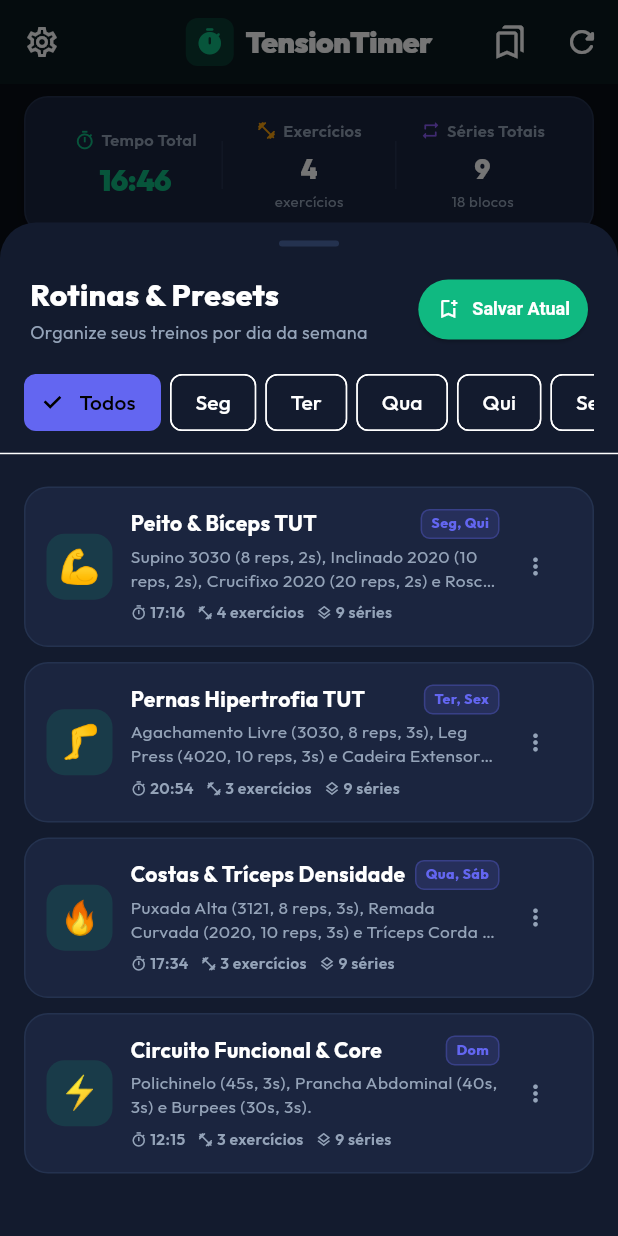
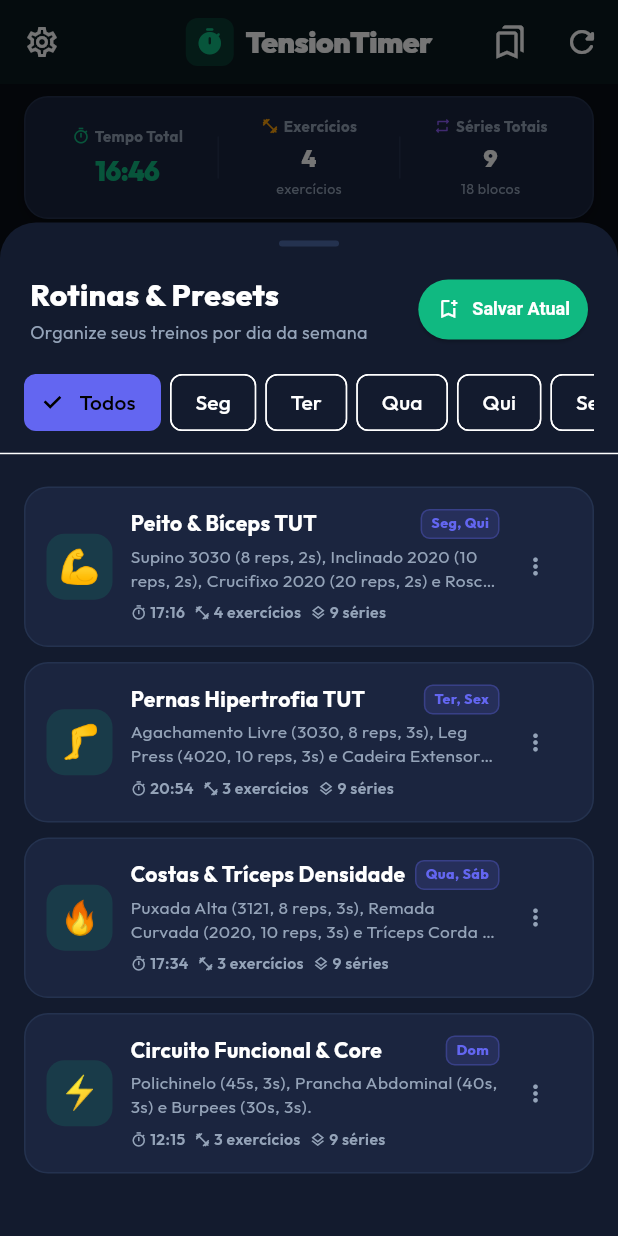
Before and after one commit to pcrsilva/tensortimer, a Flutter app: the screen it shows after launch, scrolled down 576 dp, after a tap on the "bookmarks" icon, on a phone screen of 412 x 824 dp. Run offline on Flutter 3.47's test engine with Material 3 defaults, Android fonts, the light colour scheme and no system bars; our stand-ins replace audioplayers, flutter_local_notifications, flutter_riverpod, google_fonts, shared_preferences, wakelock_plus.

Commit message:
fix(ui): prevenir RenderFlex overflows em DynamicSummaryBar, WeekdayScheduleBar e ExerciseCard em telas compactas

```diff
--- a/lib/features/workout_config/presentation/widgets/dynamic_summary_bar.dart
+++ b/lib/features/workout_config/presentation/widgets/dynamic_summary_bar.dart
@@ -13,7 +13,7 @@ class DynamicSummaryBar extends StatelessWidget {
     final isDark = Theme.of(context).brightness == Brightness.dark;
 
     return Container(
-      padding: const EdgeInsets.symmetric(horizontal: 16, vertical: 14),
+      padding: const EdgeInsets.symmetric(horizontal: 10, vertical: 12),
       decoration: BoxDecoration(
         color: isDark ? AppColors.darkCardElevated : Colors.white,
         borderRadius: BorderRadius.circular(16),
@@ -75,31 +75,40 @@ class DynamicSummaryBar extends StatelessWidget {
     final isDark = Theme.of(context).brightness == Brightness.dark;
 
     return Expanded(
+      child: Padding(
+        padding: const EdgeInsets.symmetric(horizontal: 2),
         child: Column(
           mainAxisSize: MainAxisSize.min,
           children: [
             Row(
               mainAxisAlignment: MainAxisAlignment.center,
+              mainAxisSize: MainAxisSize.min,
               children: [
-              Icon(icon, size: 14, color: iconColor),
-              const SizedBox(width: 4),
-              Text(
+                Icon(icon, size: 12, color: iconColor),
+                const SizedBox(width: 3),
+                Flexible(
+                  child: Text(
                     title,
                     style: TextStyle(
-                  fontSize: 11,
-                  fontWeight: FontWeight.w600,
-                  color: isDark ? AppColors.darkTextSecondary : AppColors.lightTextSecondary,
+                      fontSize: 10,
+                      fontWeight: FontWeight.w700,
+                      color: isDark
+                          ? AppColors.darkTextSecondary
+                          : AppColors.lightTextSecondary,
                     ),
                     maxLines: 1,
                     overflow: TextOverflow.ellipsis,
                   ),
+                ),
               ],
             ),
-          const SizedBox(height: 4),
-          Text(
+            const SizedBox(height: 3),
+            FittedBox(
+              fit: BoxFit.scaleDown,
+              child: Text(
                 value,
                 style: TextStyle(
-              fontSize: highlight ? 20 : 18,
+                  fontSize: highlight ? 18 : 16,
                   fontWeight: FontWeight.w900,
                   color: highlight
                       ? AppColors.brandPrimary
@@ -107,27 +116,35 @@ class DynamicSummaryBar extends StatelessWidget {
                   letterSpacing: -0.5,
                 ),
               ),
+            ),
             if (subtitle != null) ...[
               const SizedBox(height: 2),
-            Text(
+              FittedBox(
+                fit: BoxFit.scaleDown,
+                child: Text(
                   subtitle,
                   style: TextStyle(
-                fontSize: 10,
-                color: isDark ? AppColors.darkTextSecondary : AppColors.lightTextSecondary,
+                    fontSize: 9.5,
+                    color: isDark
+                        ? AppColors.darkTextSecondary
+                        : AppColors.lightTextSecondary,
                   ),
                   maxLines: 1,
                   overflow: TextOverflow.ellipsis,
                 ),
+              ),
             ],
           ],
+        ),
       ),
     );
   }
 
   Widget _buildDivider(bool isDark) {
     return Container(
-      height: 32,
+      height: 28,
       width: 1,
+      margin: const EdgeInsets.symmetric(horizontal: 2),
       color: isDark ? AppColors.darkBorder : AppColors.lightBorder,
     );
   }
--- a/lib/features/workout_config/presentation/widgets/exercise_card.dart
+++ b/lib/features/workout_config/presentation/widgets/exercise_card.dart
@@ -213,13 +213,17 @@ class _ExerciseCardState extends State<ExerciseCard> {
                         ),
                       ),
                       const SizedBox(width: 6),
-                      Text(
+                      Flexible(
+                        child: Text(
                           'Total: ${DurationFormatter.format(Duration(seconds: ex.totalDurationSeconds))}',
                           style: TextStyle(
                             fontSize: 11,
                             color: isDark
                                 ? AppColors.darkTextSecondary
                                 : AppColors.lightTextSecondary,
+                          ),
+                          maxLines: 1,
+                          overflow: TextOverflow.ellipsis,
                         ),
                       ),
                     ],
@@ -396,26 +400,32 @@ class _ExerciseCardState extends State<ExerciseCard> {
               color: isSelected ? selectedColor : Colors.grey,
             ),
             const SizedBox(width: 6),
-            Column(
+            Flexible(
+              child: Column(
                 crossAxisAlignment: CrossAxisAlignment.start,
                 mainAxisSize: MainAxisSize.min,
                 children: [
                   Text(
                     title,
                     style: TextStyle(
-                    fontSize: 12,
+                      fontSize: 11.5,
                       fontWeight: FontWeight.w800,
                       color: isSelected ? selectedColor : Colors.grey,
                     ),
+                    maxLines: 1,
+                    overflow: TextOverflow.ellipsis,
                   ),
                   Text(
                     subtitle,
                     style: TextStyle(
-                    fontSize: 9.5,
+                      fontSize: 9,
                       color: isSelected ? selectedColor.withValues(alpha: 0.8) : Colors.grey,
                     ),
+                    maxLines: 1,
+                    overflow: TextOverflow.ellipsis,
                   ),
                 ],
+              ),
             ),
           ],
         ),
@@ -625,19 +635,22 @@ class _ExerciseCardState extends State<ExerciseCard> {
               ),
             ),
             const SizedBox(height: 4),
-            Row(
+            FittedBox(
+              fit: BoxFit.scaleDown,
+              child: Row(
                 mainAxisAlignment: MainAxisAlignment.center,
+                mainAxisSize: MainAxisSize.min,
                 children: [
                   _buildSmallStepBtn(
                     icon: Icons.remove,
                     onTap: () => onChanged((seconds - 1).clamp(0, 30)),
                   ),
                   Padding(
-                  padding: const EdgeInsets.symmetric(horizontal: 4),
+                    padding: const EdgeInsets.symmetric(horizontal: 2),
                     child: Text(
                       '${seconds}s',
                       style: TextStyle(
-                      fontSize: 14,
+                        fontSize: 13.5,
                         fontWeight: FontWeight.w900,
                         color: color,
                       ),
@@ -648,6 +661,7 @@ class _ExerciseCardState extends State<ExerciseCard> {
                     onTap: () => onChanged((seconds + 1).clamp(0, 30)),
                   ),
                 ],
+              ),
             ),
           ],
         ),
@@ -839,6 +853,8 @@ class _ExerciseCardState extends State<ExerciseCard> {
                   fontWeight: FontWeight.w800,
                   color: isDark ? Colors.white : AppColors.lightTextPrimary,
                 ),
+                maxLines: 1,
+                overflow: TextOverflow.ellipsis,
               ),
               Text(
                 subtitle,
@@ -848,6 +864,8 @@ class _ExerciseCardState extends State<ExerciseCard> {
                       ? AppColors.darkTextSecondary
                       : AppColors.lightTextSecondary,
                 ),
+                maxLines: 1,
+                overflow: TextOverflow.ellipsis,
               ),
             ],
           ),
--- a/lib/features/workout_config/presentation/widgets/preset_selector_sheet.dart
+++ b/lib/features/workout_config/presentation/widgets/preset_selector_sheet.dart
@@ -283,16 +283,16 @@ class _PresetSelectorSheetState extends ConsumerState<PresetSelectorSheet> {
                     overflow: TextOverflow.ellipsis,
                   ),
                   const SizedBox(height: 6),
-                  Row(
+                  Wrap(
+                    spacing: 6,
+                    runSpacing: 4,
                     children: [
                       _buildMiniBadge(
                           Icons.timer_outlined, totalDurationStr, isDark),
-                      const SizedBox(width: 8),
                       _buildMiniBadge(
                           Icons.fitness_center_rounded,
                           '${cfg.totalExercises} ${cfg.totalExercises == 1 ? 'exercício' : 'exercícios'}',
                           isDark),
-                      const SizedBox(width: 8),
                       _buildMiniBadge(
                           Icons.layers_outlined, '${cfg.totalSets} séries', isDark),
                     ],
--- a/lib/features/workout_config/presentation/widgets/weekday_schedule_bar.dart
+++ b/lib/features/workout_config/presentation/widgets/weekday_schedule_bar.dart
@@ -64,13 +64,15 @@ class _WeekdayScheduleBarState extends State<WeekdayScheduleBar> {
               Row(
                 mainAxisAlignment: MainAxisAlignment.spaceBetween,
                 children: [
-                  Row(
+                  Expanded(
+                    child: Row(
                       children: [
                         const Icon(Icons.calendar_month_rounded,
-                          size: 16, color: AppColors.brandPrimary),
+                            size: 15, color: AppColors.brandPrimary),
                         const SizedBox(width: 6),
-                      Text(
-                        'CRONOGRAMA SEMANAL DE TREINO',
+                        Flexible(
+                          child: Text(
+                            'CRONOGRAMA SEMANAL',
                             style: TextStyle(
                               fontSize: 11,
                               fontWeight: FontWeight.w800,
@@ -79,10 +81,15 @@ class _WeekdayScheduleBarState extends State<WeekdayScheduleBar> {
                                   ? AppColors.darkTextSecondary
                                   : AppColors.lightTextSecondary,
                             ),
+                            maxLines: 1,
+                            overflow: TextOverflow.ellipsis,
+                          ),
                         ),
                       ],
                     ),
-                  if (isTodaySelected)
+                  ),
+                  if (isTodaySelected) ...[
+                    const SizedBox(width: 6),
                     Container(
                       padding: const EdgeInsets.symmetric(
                           horizontal: 6, vertical: 2),
@@ -102,6 +109,7 @@ class _WeekdayScheduleBarState extends State<WeekdayScheduleBar> {
                         ),
                       ),
                     ),
+                  ],
                 ],
               ),
               const SizedBox(height: 10),
--- a/lib/features/workout_execution/presentation/screens/workout_execution_screen.dart
+++ b/lib/features/workout_execution/presentation/screens/workout_execution_screen.dart
@@ -236,7 +236,8 @@ class _WorkoutExecutionScreenState
           icon: const Icon(Icons.close_rounded, color: Colors.white, size: 28),
           tooltip: 'Encerrar Treino',
         ),
-        Column(
+        Expanded(
+          child: Column(
             children: [
               Text(
                 widget.config.name,
@@ -245,6 +246,8 @@ class _WorkoutExecutionScreenState
                   fontWeight: FontWeight.w800,
                   color: Colors.white,
                 ),
+                maxLines: 1,
+                overflow: TextOverflow.ellipsis,
               ),
               Text(
                 state.status.isPaused
@@ -260,8 +263,11 @@ class _WorkoutExecutionScreenState
                           ? AppColors.completed
                           : AppColors.brandPrimary),
                 ),
+                maxLines: 1,
+                overflow: TextOverflow.ellipsis,
               ),
             ],
+          ),
         ),
         IconButton(
           onPressed: () => _engine.reset(),
```
Lines whose indentation alone changed are shown as unchanged.
